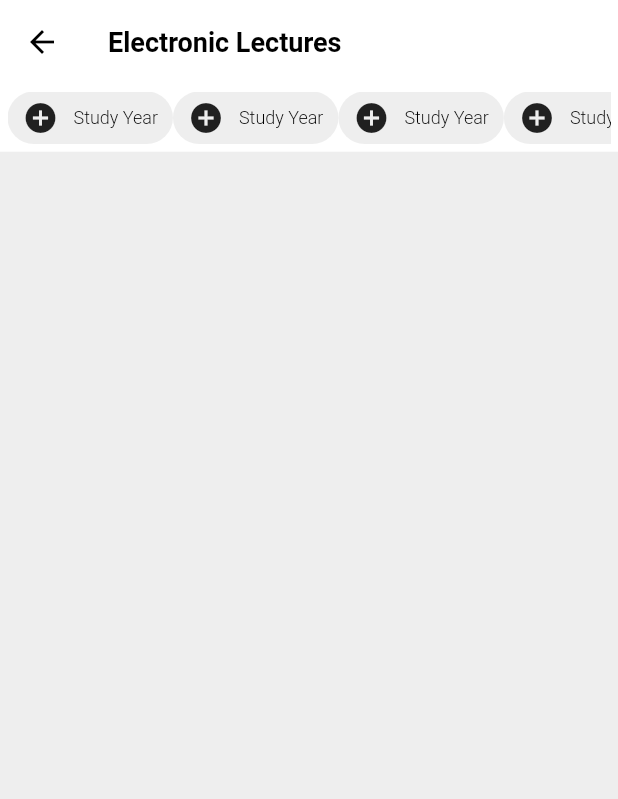
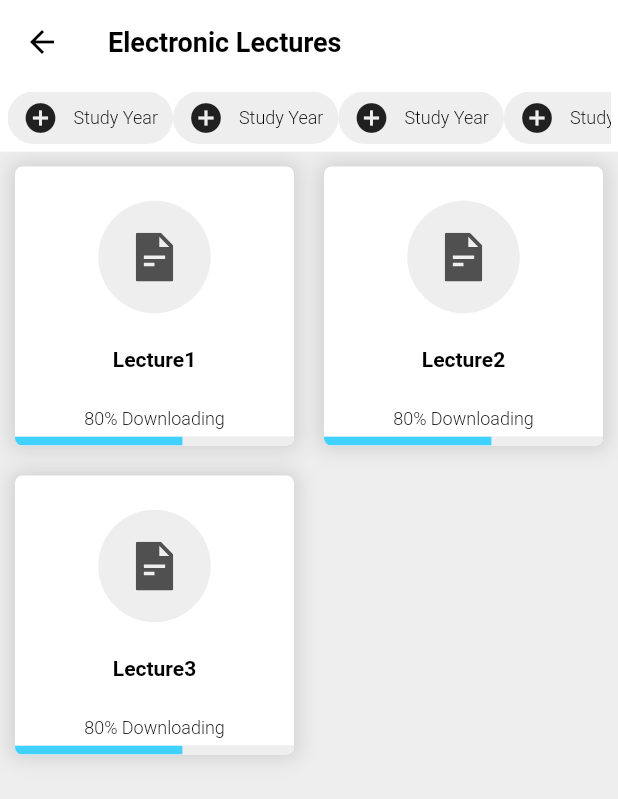
Before and after one commit to Samir-N-Ahmad/university_management_system, a Flutter app: the LecturesScreen widget shown alone on an empty page, opened directly, on a phone screen of 412 x 824 dp. Shown: the top 799 px of the screen. Run offline on Flutter 3.47's test engine with Material 2 defaults, Android fonts, the phone set to English and light mode, and no system bars; our stand-ins replace flutter_svg.

Commit message:
UMS-1 Implement LectureWidget design.

```diff
--- a/lib/view/screen/lectures_screen.dart
+++ b/lib/view/screen/lectures_screen.dart
@@ -3,6 +3,7 @@ import 'package:flutter/material.dart';
 import 'package:university_management_system/common/settings.dart'
     as app_settings;
 import 'package:university_management_system/view/widgets/chip_widget.dart';
+import 'package:university_management_system/view/widgets/lecture_widget.dart';
 
 class LecturesScreen extends StatefulWidget {
   _LecturesScreenState createState() => _LecturesScreenState();
@@ -16,6 +17,8 @@ class _LecturesScreenState extends State<LecturesScreen> {
         reverse: false,
         headerSliverBuilder: (context, innerBoxScrolled) => [
           SliverAppBar(
+            floating: true,
+            pinned: true,
             backgroundColor: Colors.white,
             leading: IconButton(
                 icon: Icon(Icons.arrow_back, color: Colors.black),
@@ -50,9 +53,27 @@ class _LecturesScreenState extends State<LecturesScreen> {
           )
         ],
         body: Container(
+          child: GridView.builder(
+              padding: EdgeInsets.all(10),
+              itemCount: _mainSections.length,
+              gridDelegate: SliverGridDelegateWithFixedCrossAxisCount(
+                  crossAxisCount: MediaQuery.of(context).orientation ==
+                          Orientation.landscape
+                      ? 4
+                      : 2,
+                  crossAxisSpacing: 20,
+                  childAspectRatio: 1,
+                  mainAxisSpacing: 20),
+              itemBuilder: (context, index) => _mainSections[index]),
           color: Color(0xFFEEEEEE),
         ),
       ),
     );
   }
+
+  List<Widget> _mainSections = [
+    LectureWidget(title: "Lecture1", onDownload: () {}),
+    LectureWidget(title: "Lecture2", onDownload: () {}),
+    LectureWidget(title: "Lecture3", onDownload: () {}),
+  ];
 }
--- /dev/null
+++ b/lib/view/widgets/lecture_widget.dart
@@ -0,0 +1,89 @@
+import 'package:flutter/cupertino.dart';
+import 'package:flutter/material.dart';
+import 'package:flutter_svg/svg.dart';
+import 'package:university_management_system/common/settings.dart'
+    as app_settings;
+
+typedef OnDownload = void Function();
+
+class LectureWidget extends StatelessWidget {
+  final String _lecture;
+  final OnDownload _onDownload;
+
+  LectureWidget({@required OnDownload onDownload, @required String title})
+      : _lecture = title,
+        _onDownload = onDownload;
+  @override
+  Widget build(BuildContext context) => GestureDetector(
+      onTap: _onDownload,
+      child: Container(
+        child: Column(
+          mainAxisAlignment: MainAxisAlignment.center,
+          children: [
+            Expanded(
+                flex: 3,
+                child: Container(
+                    padding: EdgeInsets.all(25),
+                    decoration: BoxDecoration(
+                        shape: BoxShape.circle,
+                        color: app_settings
+                            .DefaultAppColorTHeme.COLOR_BG_SECONDARY),
+                    child: SvgPicture.asset(
+                      "assets/icons/file.svg",
+                      width: 25,
+                    ))),
+            Expanded(
+                child: Text(
+              _lecture,
+              style: app_settings.TextStyles.TEXT_SMALL_BOLD_DARK,
+            )),
+            Row(
+              children: [
+                Expanded(
+                    child: Column(
+                  children: [
+                    Text(
+                      "80% Downloading",
+                      style:
+                          app_settings.TextStyles.TEXT_EXTRA_SMALL_REGULAR_DARK,
+                    ),
+                    SizedBox(
+                      height: 5,
+                    ),
+                    Stack(
+                      children: [
+                        Container(
+                          padding: EdgeInsets.all(3),
+                          decoration: BoxDecoration(
+                            color: Color(0XFFEEEEEE),
+                            borderRadius: BorderRadius.vertical(
+                                bottom: Radius.circular(5)),
+                          ),
+                        ),
+                        ClipRRect(
+                            borderRadius: BorderRadius.vertical(
+                                bottom: Radius.circular(5)),
+                            child: LinearProgressIndicator(
+                              minHeight: 6,
+                              value: 0.6,
+                              backgroundColor: Color(0XFFEEEEEE),
+                              valueColor:
+                                  AlwaysStoppedAnimation(Color(0XFF3FD1FF)),
+                            ))
+                      ],
+                    )
+                  ],
+                ))
+              ],
+            )
+          ],
+        ),
+        decoration: BoxDecoration(
+            color: Colors.white,
+            borderRadius: BorderRadius.circular(5),
+            boxShadow: [
+              BoxShadow(
+                  color: Color(0x77B2B2B2), blurRadius: 10, spreadRadius: 3)
+            ]),
+      ));
+}
```
